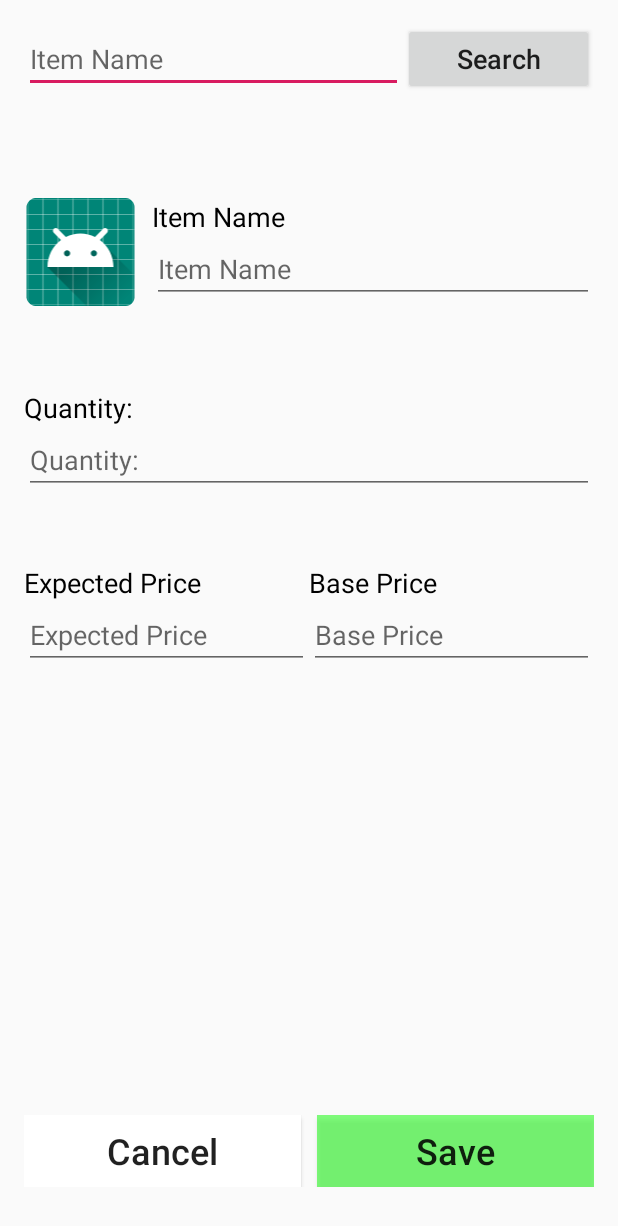
After one commit to 0Jackie0/WarframAccountent, an Android app: the AddActivity screen opened directly, with no data from a screen before it, on a phone screen of 412 x 824 dp. The commit adds this screen. Shown: the top 1226 px of the screen. Run offline under Robolectric (Android 15) with nearby library versions, the phone set to English and light mode, and no system bars.

Commit message:
add item and edit function
add function and edit function is in place
sum will be updated
however, ther is no input check.
leave input empty will crash the app

```diff
--- /dev/null
+++ b/app/src/main/java/com/example/warframeaccountant/AddActivity.kt
@@ -0,0 +1,80 @@
+package com.example.warframeaccountant
+
+import android.app.Activity
+import android.content.Intent
+import android.opengl.Visibility
+import androidx.appcompat.app.AppCompatActivity
+import android.os.Bundle
+import android.view.View
+import android.widget.Button
+import android.widget.TextView
+
+class AddActivity : AppCompatActivity()
+{
+	private var edit: Boolean = false
+	private var index: Int = -1
+
+	fun saveItem (saveButton: View)
+	{
+		val returnIntent = Intent()
+		if (edit)
+		{
+			returnIntent.putExtra("index", index)
+			returnIntent.putExtra("action", "edit")
+		}
+		else
+		{
+			returnIntent.putExtra("action", "add")
+		}
+		returnIntent.putExtra("name", findViewById<TextView>(R.id.itemNameText).text.toString())
+		returnIntent.putExtra("quantity", findViewById<TextView>(R.id.quantityText).text.toString().toInt())
+		returnIntent.putExtra("ePrice", findViewById<TextView>(R.id.expectedPriceText).text.toString().toInt())
+		returnIntent.putExtra("bPrice", findViewById<TextView>(R.id.basePriceText).text.toString().toInt())
+
+
+		setResult(Activity.RESULT_OK, returnIntent)
+
+		this.finish()
+	}
+
+	fun cancel(cancleButton: View)
+	{
+		this.finish()
+	}
+
+	fun remove(removeButton: View)
+	{
+		val returnIntent = Intent()
+		returnIntent.putExtra("index", index)
+		returnIntent.putExtra("action", "delete")
+
+		setResult(Activity.RESULT_OK, returnIntent)
+
+		this.finish()
+	}
+
+	override fun onCreate(savedInstanceState: Bundle?)
+	{
+		super.onCreate(savedInstanceState)
+		setContentView(R.layout.activity_add)
+
+		val intentThis = intent
+
+		if (intentThis.getBooleanExtra("edit", false))
+		{
+			findViewById<Button>(R.id.removeButton).visibility = View.VISIBLE
+			edit = true
+			index = intentThis.getIntExtra("index", -1)
+
+			findViewById<TextView>(R.id.itemNameText).text = intentThis.getStringExtra("name")
+			findViewById<TextView>(R.id.quantityText).text = intentThis.getIntExtra("quantity", 0).toString()
+			findViewById<TextView>(R.id.expectedPriceText).text = intentThis.getIntExtra("ePrice", 0).toString()
+			findViewById<TextView>(R.id.basePriceText).text = intentThis.getIntExtra("bPrice", 0).toString()
+		}
+		else
+		{
+			findViewById<Button>(R.id.removeButton).visibility = View.INVISIBLE
+			edit = false
+		}
+	}
+}
--- a/app/src/main/java/domin/Item.kt
+++ b/app/src/main/java/domin/Item.kt
@@ -12,9 +12,6 @@ class Item (itemId: Int, itemName: String, itemNumber: Int = 0, itemEPrice: Int
 	var number: Int = itemNumber
 	var ePrice: Int = itemEPrice
 	var bPrice: Int = itemBPrice
-
-
-
 
 	constructor() : this(0, "")
 
--- /dev/null
+++ b/app/src/main/res/layout/activity_add.xml
@@ -0,0 +1,256 @@
+<?xml version="1.0" encoding="utf-8"?>
+<androidx.constraintlayout.widget.ConstraintLayout xmlns:android="http://schemas.android.com/apk/res/android"
+    xmlns:app="http://schemas.android.com/apk/res-auto"
+    xmlns:tools="http://schemas.android.com/tools"
+    android:layout_width="match_parent"
+    android:layout_height="match_parent"
+    tools:context=".AddActivity">
+
+    <LinearLayout
+        android:id="@+id/searchArea"
+        android:layout_width="0dp"
+        android:layout_height="wrap_content"
+        android:layout_marginStart="16dp"
+        android:layout_marginLeft="16dp"
+        android:layout_marginEnd="16dp"
+        android:layout_marginRight="16dp"
+        android:orientation="horizontal"
+        app:layout_constraintBottom_toBottomOf="parent"
+        app:layout_constraintEnd_toEndOf="parent"
+        app:layout_constraintHorizontal_bias="0.5"
+        app:layout_constraintStart_toStartOf="parent"
+        app:layout_constraintTop_toTopOf="parent"
+        app:layout_constraintVertical_bias="0.01999998">
+
+        <EditText
+            android:id="@+id/searchInput"
+            android:layout_width="wrap_content"
+            android:layout_height="wrap_content"
+            android:layout_weight="1"
+            android:ems="10"
+            android:hint="@string/itemName"
+            android:inputType="textPersonName" />
+
+        <Button
+            android:id="@+id/searchButton"
+            android:layout_width="wrap_content"
+            android:layout_height="wrap_content"
+            android:layout_weight="1"
+            android:text="@android:string/search_go"
+            android:textAllCaps="false"
+            android:textSize="18sp" />
+    </LinearLayout>
+
+    <LinearLayout
+        android:id="@+id/nameImageArea"
+        android:layout_width="0dp"
+        android:layout_height="wrap_content"
+        android:layout_marginStart="16dp"
+        android:layout_marginLeft="16dp"
+        android:layout_marginEnd="16dp"
+        android:layout_marginRight="16dp"
+        android:gravity="center"
+        android:orientation="horizontal"
+        app:layout_constraintBottom_toBottomOf="parent"
+        app:layout_constraintEnd_toEndOf="parent"
+        app:layout_constraintHorizontal_bias="0.5"
+        app:layout_constraintStart_toStartOf="parent"
+        app:layout_constraintTop_toBottomOf="@+id/searchArea"
+        app:layout_constraintVertical_bias="0.100000024">
+
+        <ImageView
+            android:id="@+id/itemImage"
+            android:layout_width="150dp"
+            android:layout_height="match_parent"
+            android:layout_weight="1"
+            app:srcCompat="@mipmap/ic_launcher_round" />
+
+        <LinearLayout
+            android:id="@+id/itemNameArea"
+            android:layout_width="match_parent"
+            android:layout_height="match_parent"
+            android:layout_marginLeft="10dp"
+            android:layout_weight="1"
+            android:orientation="vertical">
+
+            <TextView
+                android:id="@+id/itemNameTag"
+                android:layout_width="match_parent"
+                android:layout_height="wrap_content"
+                android:text="@string/itemName"
+                android:textColor="#000000"
+                android:textSize="18sp" />
+
+            <EditText
+                android:id="@+id/itemNameText"
+                android:layout_width="match_parent"
+                android:layout_height="wrap_content"
+                android:ems="10"
+                android:hint="@string/itemName"
+                android:inputType="text" />
+        </LinearLayout>
+
+    </LinearLayout>
+
+    <LinearLayout
+        android:id="@+id/quantityArea"
+        android:layout_width="0dp"
+        android:layout_height="wrap_content"
+        android:layout_marginStart="16dp"
+        android:layout_marginLeft="16dp"
+        android:layout_marginEnd="16dp"
+        android:layout_marginRight="16dp"
+        android:orientation="vertical"
+        app:layout_constraintBottom_toBottomOf="parent"
+        app:layout_constraintEnd_toEndOf="parent"
+        app:layout_constraintHorizontal_bias="0.5"
+        app:layout_constraintStart_toStartOf="parent"
+        app:layout_constraintTop_toBottomOf="@+id/nameImageArea"
+        app:layout_constraintVertical_bias="0.100000024">
+
+        <TextView
+            android:id="@+id/quantityTag"
+            android:layout_width="match_parent"
+            android:layout_height="wrap_content"
+            android:text="@string/quantity"
+            android:textColor="#000000"
+            android:textSize="18sp" />
+
+        <EditText
+            android:id="@+id/quantityText"
+            android:layout_width="match_parent"
+            android:layout_height="wrap_content"
+            android:ems="10"
+            android:hint="@string/quantity"
+            android:inputType="number" />
+
+    </LinearLayout>
+
+    <TableLayout
+        android:id="@+id/priceArea"
+        android:layout_width="0dp"
+        android:layout_height="wrap_content"
+        android:layout_marginStart="16dp"
+        android:layout_marginLeft="16dp"
+        android:layout_marginEnd="16dp"
+        android:layout_marginRight="16dp"
+        app:layout_constraintBottom_toBottomOf="parent"
+        app:layout_constraintEnd_toEndOf="parent"
+        app:layout_constraintHorizontal_bias="0.5"
+        app:layout_constraintStart_toStartOf="parent"
+        app:layout_constraintTop_toBottomOf="@+id/quantityArea"
+        app:layout_constraintVertical_bias="0.110000014">
+
+        <TableRow
+            android:id="@+id/priceTagArea"
+            android:layout_width="match_parent"
+            android:layout_height="match_parent">
+
+            <TextView
+                android:id="@+id/expectedPriceTag"
+                android:layout_width="wrap_content"
+                android:layout_height="wrap_content"
+                android:layout_weight="1"
+                android:text="@string/expectedPriceTag"
+                android:textColor="#000000"
+                android:textSize="18sp" />
+
+            <TextView
+                android:id="@+id/basePriceTag"
+                android:layout_width="wrap_content"
+                android:layout_height="wrap_content"
+                android:layout_weight="1"
+                android:text="@string/basePriceTag"
+                android:textColor="#000000"
+                android:textSize="18sp" />
+        </TableRow>
+
+        <TableRow
+            android:id="@+id/priceTextArea"
+            android:layout_width="match_parent"
+            android:layout_height="match_parent">
+
+            <EditText
+                android:id="@+id/expectedPriceText"
+                android:layout_width="wrap_content"
+                android:layout_height="wrap_content"
+                android:layout_weight="1"
+                android:ems="10"
+                android:hint="@string/expectedPriceTag"
+                android:inputType="number" />
+
+            <EditText
+                android:id="@+id/basePriceText"
+                android:layout_width="wrap_content"
+                android:layout_height="wrap_content"
+                android:layout_weight="1"
+                android:ems="10"
+                android:hint="@string/basePriceTag"
+                android:inputType="number" />
+        </TableRow>
+
+    </TableLayout>
+
+    <LinearLayout
+        android:id="@+id/buttonArea"
+        android:layout_width="0dp"
+        android:layout_height="wrap_content"
+        android:layout_marginStart="16dp"
+        android:layout_marginLeft="16dp"
+        android:layout_marginEnd="16dp"
+        android:layout_marginRight="16dp"
+        android:orientation="horizontal"
+        app:layout_constraintBottom_toBottomOf="parent"
+        app:layout_constraintEnd_toEndOf="parent"
+        app:layout_constraintHorizontal_bias="0.5"
+        app:layout_constraintStart_toStartOf="parent"
+        app:layout_constraintTop_toBottomOf="@+id/priceArea"
+        app:layout_constraintVertical_bias="0.9">
+
+        <Button
+            android:id="@+id/cancleBUtton"
+            android:layout_width="wrap_content"
+            android:layout_height="wrap_content"
+            android:layout_marginRight="5dp"
+            android:layout_weight="1"
+            android:background="#FFFFFF"
+            android:onClick="cancel"
+            android:text="@string/cancel"
+            android:textAllCaps="false"
+            android:textSize="24sp" />
+
+        <Button
+            android:id="@+id/saveButton"
+            android:layout_width="wrap_content"
+            android:layout_height="wrap_content"
+            android:layout_marginLeft="5dp"
+            android:layout_weight="1"
+            android:background="#8008FF00"
+            android:onClick="saveItem"
+            android:text="@string/save"
+            android:textAllCaps="false"
+            android:textSize="24sp" />
+    </LinearLayout>
+
+    <Button
+        android:id="@+id/removeButton"
+        android:layout_width="0dp"
+        android:layout_height="wrap_content"
+        android:layout_marginStart="24dp"
+        android:layout_marginLeft="24dp"
+        android:layout_marginEnd="24dp"
+        android:layout_marginRight="24dp"
+        android:background="#80FF0000"
+        android:onClick="remove"
+        android:text="@string/remove"
+        android:textAllCaps="false"
+        android:textColor="#910000"
+        android:textColorHighlight="#5A0000"
+        android:textSize="24sp"
+        android:visibility="invisible"
+        app:layout_constraintBottom_toTopOf="@+id/buttonArea"
+        app:layout_constraintEnd_toEndOf="parent"
+        app:layout_constraintStart_toStartOf="parent"
+        app:layout_constraintTop_toBottomOf="@+id/priceArea"
+        app:layout_constraintVertical_bias="0.93" />
+</androidx.constraintlayout.widget.ConstraintLayout>
--- a/app/src/main/res/layout/activity_home.xml
+++ b/app/src/main/res/layout/activity_home.xml
@@ -14,6 +14,8 @@
         android:layout_marginLeft="32dp"
         android:layout_marginEnd="32dp"
         android:layout_marginRight="32dp"
+        android:background="#800099FF"
+        android:onClick="addItem"
         android:text="@string/addNewItem"
         android:textAllCaps="false"
         android:textStyle="bold"
--- a/app/src/main/res/layout/item_layout.xml
+++ b/app/src/main/res/layout/item_layout.xml
@@ -26,6 +26,7 @@
             tools:srcCompat="@mipmap/ic_launcher_round" />
 
         <TableLayout
+            android:id="@+id/itemInfoArea"
             android:layout_width="wrap_content"
             android:layout_height="match_parent"
             android:layout_weight="1"
--- a/app/src/main/res/values/app_text.xml
+++ b/app/src/main/res/values/app_text.xml
@@ -3,14 +3,24 @@
     <string name="totalPriceTitle">Total\nPrice: </string>
     <string name="totalNumberTitle">Total\nNumber: </string>
     <string name="totalStarPriceTitle">Total\nStar Price: </string>
+
     <string name="addNewItem">Add New Item</string>
     <string name="searchButtonText">Search</string>
     <string name="itemName">Item Name</string>
+
     <string name="filter">Filter by</string>
     <string name="order">Order by</string>
+
     <string name="quantity">Quantity: </string>
     <string name="expectedPrice">Exp Price: </string>
     <string name="basePrice">Base Price: </string>
+
     <string name="add">Add</string>
     <string name="remove">Remove</string>
+
+    <string name="basePriceTag">Base Price</string>
+    <string name="expectedPriceTag">Expected Price</string>
+
+    <string name="cancel">Cancel</string>
+    <string name="save">Save</string>
 </resources>
```
Also changed, not shown: app/src/main/AndroidManifest.xml (+5 -3 lines), app/src/main/java/com/example/warframeaccountant/HomeActivity.kt (+91 -16 lines), app/src/main/java/function/HomeFunction.kt (added, +36 -0 lines), app/src/main/java/function/RecycleAdapter.kt (+20 -14 lines).
